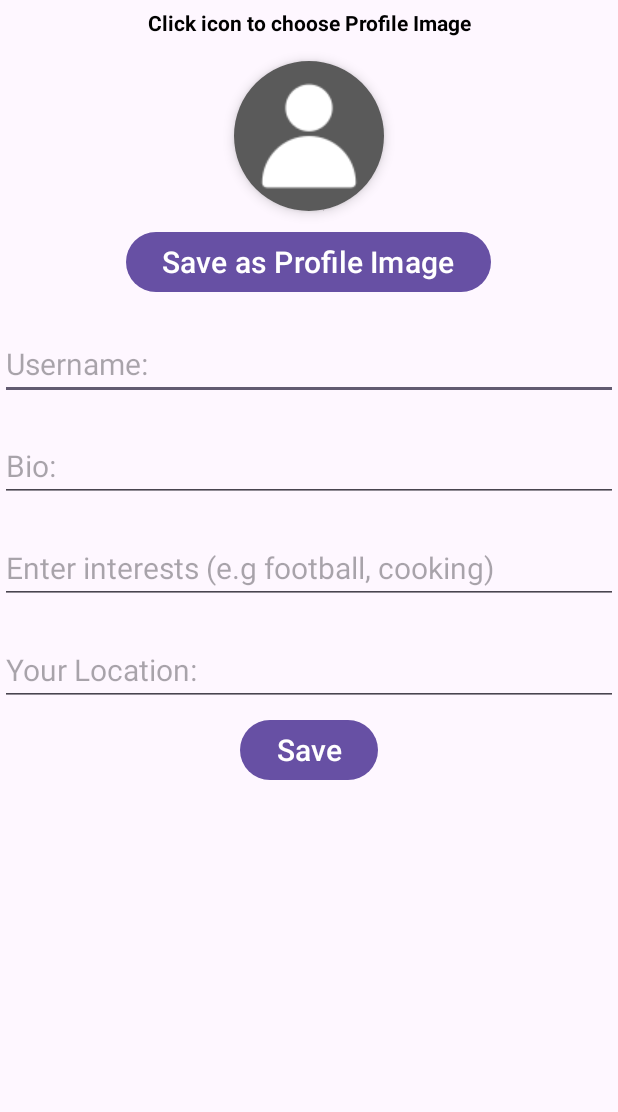
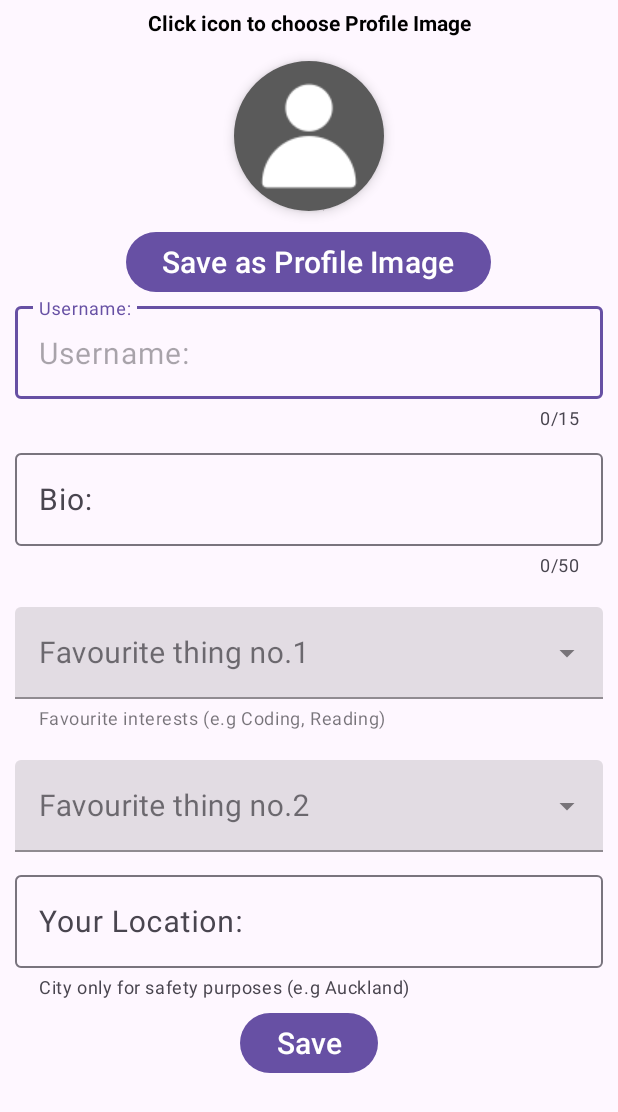
Before and after one commit to AnesuMatanga/LinkUp_V1, an Android app: the ProfileSetupActivity screen opened directly, with no data from a screen before it, on a phone screen of 412 x 824 dp. Shown: the top 1112 px of the screen. Run offline under Robolectric (Android 15) with nearby library versions, the phone set to English and light mode, and no system bars; our stand-ins replace Firebase (no records; nobody signed in at launch, a user with empty details on screens opened directly).

Commit message:
WORKING!!!, Beautified the ProfileSetupPage!

```diff
--- a/app/src/main/java/com/example/linkupappv1/ProfileSetupActivity.java
+++ b/app/src/main/java/com/example/linkupappv1/ProfileSetupActivity.java
@@ -82,7 +82,7 @@ public class ProfileSetupActivity extends AppCompatActivity {
     private StorageReference pStorageReference;
 
     //For interests to use in autoCompleteTextView
-    AutoCompleteTextView pInterestsET;
+    AutoCompleteTextView pInterestsET, pInterestsET2;
     //Adding as many interests that i can think of to try autoComplete for user
     String[] interestsList = {"football", "soccer", "cooking", "braiding", "gaming", "reading",
         "travelling", "hiking", "baking", "Photography", "Traveling", "Cooking", "Blogging", "Gaming", "Hiking", "Reading",
@@ -139,6 +139,7 @@ public class ProfileSetupActivity extends AppCompatActivity {
         pUsernameET = findViewById(R.id.profileUsername);
         pBioET = findViewById(R.id.profileStatus);
         pInterestsET = findViewById(R.id.profileInterests);
+        pInterestsET2 = findViewById(R.id.profileInterests2);
         pLocationET = findViewById(R.id.profileLocation);
         pProfileSaveBtn = findViewById(R.id.profileSaveBtn);
         pProfilePicUploadBtn = findViewById(R.id.profilePicUploadBtn);
@@ -150,8 +151,9 @@ public class ProfileSetupActivity extends AppCompatActivity {
         pStorageReference = FirebaseStorage.getInstance().getReference("profile_images");
 
         //Set array adapter to use with the pInterestsET to populate from the interestsList
-        ArrayAdapter<String> adapter = new ArrayAdapter<String>(this, android.R.layout.simple_dropdown_item_1line, interestsList);
+        ArrayAdapter<String> adapter = new ArrayAdapter<String>(this, R.layout.favourite_item, interestsList);
         pInterestsET.setAdapter(adapter);
+        pInterestsET2.setAdapter(adapter);
 
 
         //Check if User Not Logged in
--- a/app/src/main/res/layout/activity_profile_setup.xml
+++ b/app/src/main/res/layout/activity_profile_setup.xml
@@ -47,7 +47,16 @@
         android:indeterminate="true"
         android:visibility="gone"/>
 
-    <EditText
+    <com.google.android.material.textfield.TextInputLayout
+        android:layout_width="match_parent"
+        android:layout_height="wrap_content"
+        android:hint="Username:"
+        android:paddingLeft="10dp"
+        android:paddingRight="10dp"
+        app:counterEnabled="true"
+        app:counterMaxLength="15">
+
+        <com.google.android.material.textfield.TextInputEditText
             android:id="@+id/profileUsername"
             android:layout_width="match_parent"
             android:layout_height="wrap_content"
@@ -55,29 +64,85 @@
             android:hint="Username:"
             android:layout_marginTop="20dp" />
 
-    <EditText
+
+    </com.google.android.material.textfield.TextInputLayout>
+
+    <com.google.android.material.textfield.TextInputLayout
+        android:layout_width="match_parent"
+        android:layout_height="wrap_content"
+        android:layout_marginTop="10dp"
+        android:hint="Bio:"
+        android:paddingLeft="10dp"
+        android:paddingRight="10dp"
+        app:counterEnabled="true"
+        app:counterMaxLength="50">
+
+        <com.google.android.material.textfield.TextInputEditText
             android:id="@+id/profileStatus"
             android:layout_width="match_parent"
             android:layout_height="wrap_content"
             android:textSize="20sp"
-        android:hint="Bio:"
             android:layout_marginTop="20dp" />
+
+    </com.google.android.material.textfield.TextInputLayout>
+
+    <com.google.android.material.textfield.TextInputLayout
+        android:layout_width="match_parent"
+        android:layout_height="wrap_content"
+        style="@style/Widget.MaterialComponents.TextInputLayout.FilledBox.ExposedDropdownMenu"
+        app:helperTextEnabled="true"
+        android:paddingLeft="10dp"
+        android:paddingRight="10dp"
+        app:helperText="@string/favouriteInterests">
 
         <AutoCompleteTextView
             android:id="@+id/profileInterests"
             android:layout_width="match_parent"
             android:layout_height="wrap_content"
-        android:hint="Enter interests (e.g football, cooking)"
             android:layout_marginTop="20dp"
+            android:paddingLeft="12dp"
+            android:hint="Favourite thing no.1"
             android:textSize="20sp"/>
 
-    <EditText
+    </com.google.android.material.textfield.TextInputLayout>
+
+    <com.google.android.material.textfield.TextInputLayout
+        android:layout_width="match_parent"
+        android:layout_height="wrap_content"
+        android:paddingLeft="10dp"
+        android:paddingRight="10dp"
+        style="@style/Widget.MaterialComponents.TextInputLayout.FilledBox.ExposedDropdownMenu">
+
+        <AutoCompleteTextView
+            android:id="@+id/profileInterests2"
+            android:layout_width="match_parent"
+            android:layout_height="wrap_content"
+            android:layout_marginTop="20dp"
+            android:paddingLeft="12dp"
+            android:hint="Favourite thing no.2"
+            android:textSize="20sp"
+            android:inputType="none"/>
+
+    </com.google.android.material.textfield.TextInputLayout>
+
+    <com.google.android.material.textfield.TextInputLayout
+        android:layout_width="match_parent"
+        android:layout_height="wrap_content"
+        android:layout_marginTop="10dp"
+        android:hint="Your Location:"
+        app:helperTextEnabled="true"
+        android:paddingLeft="10dp"
+        android:paddingRight="10dp"
+        app:helperText="@string/locationHelperText">
+
+        <com.google.android.material.textfield.TextInputEditText
             android:id="@+id/profileLocation"
             android:layout_width="match_parent"
             android:layout_height="wrap_content"
             android:textSize="20sp"
-        android:hint="Your Location:"
             android:layout_marginTop="20dp" />
+
+    </com.google.android.material.textfield.TextInputLayout>
 
     <LinearLayout
         android:layout_width="match_parent"
--- /dev/null
+++ b/app/src/main/res/layout/favourite_item.xml
@@ -0,0 +1,11 @@
+<TextView xmlns:android="http://schemas.android.com/apk/res/android"
+    xmlns:app="http://schemas.android.com/apk/res-auto"
+    xmlns:tools="http://schemas.android.com/tools"
+    android:layout_width="match_parent"
+    android:layout_height="wrap_content"
+    android:padding="16dp"
+    android:ellipsize="end"
+    android:maxLines="1"
+    android:textAppearance="?attr/textAppearanceSubtitle1">
+
+</TextView>
--- a/app/src/main/res/values/strings.xml
+++ b/app/src/main/res/values/strings.xml
@@ -30,4 +30,6 @@
     <string name="attachment_summary_off">Only download attachments when manually requested</string>
     <string name="userProfileImage">user image</string>
     <string name="know_me">Know Me</string>
+    <string name="favouriteInterests">Favourite interests (e.g Coding, Reading)</string>
+    <string name="locationHelperText">City only for safety purposes (e.g Auckland)</string>
 </resources>
```
Lines whose indentation alone changed are shown as unchanged.
